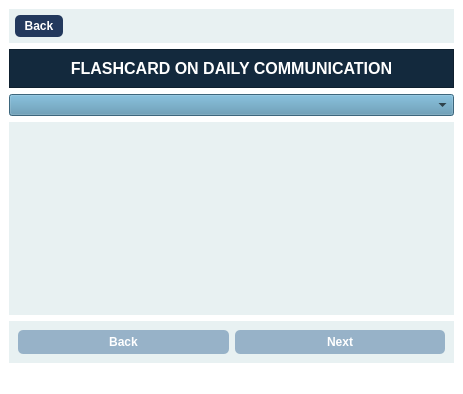
This is flashcard2.ui in ngocanh1192006/English_app as Qt 5 draws it before an edit. The edited form follows.
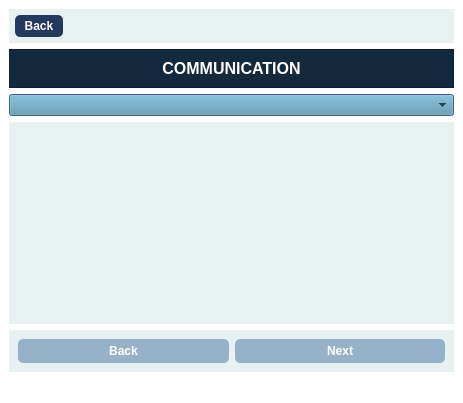
This is the edited form. Icons and pictures are not drawn.

Patch:
```diff
--- a/flashcard2.ui
+++ b/flashcard2.ui
@@ -6,8 +6,8 @@
    <rect>
     <x>0</x>
     <y>0</y>
-    <width>457</width>
-    <height>394</height>
+    <width>459</width>
+    <height>403</height>
    </rect>
   </property>
   <property name="windowTitle">
@@ -112,7 +112,7 @@
 color: #fff;</string>
          </property>
          <property name="text">
-          <string>FLASHCARD ON DAILY COMMUNICATION</string>
+          <string>COMMUNICATION</string>
          </property>
          <property name="alignment">
           <set>Qt::AlignCenter</set>
```
Left out of the diff: 2 changed lines with no effect on the pictures.
